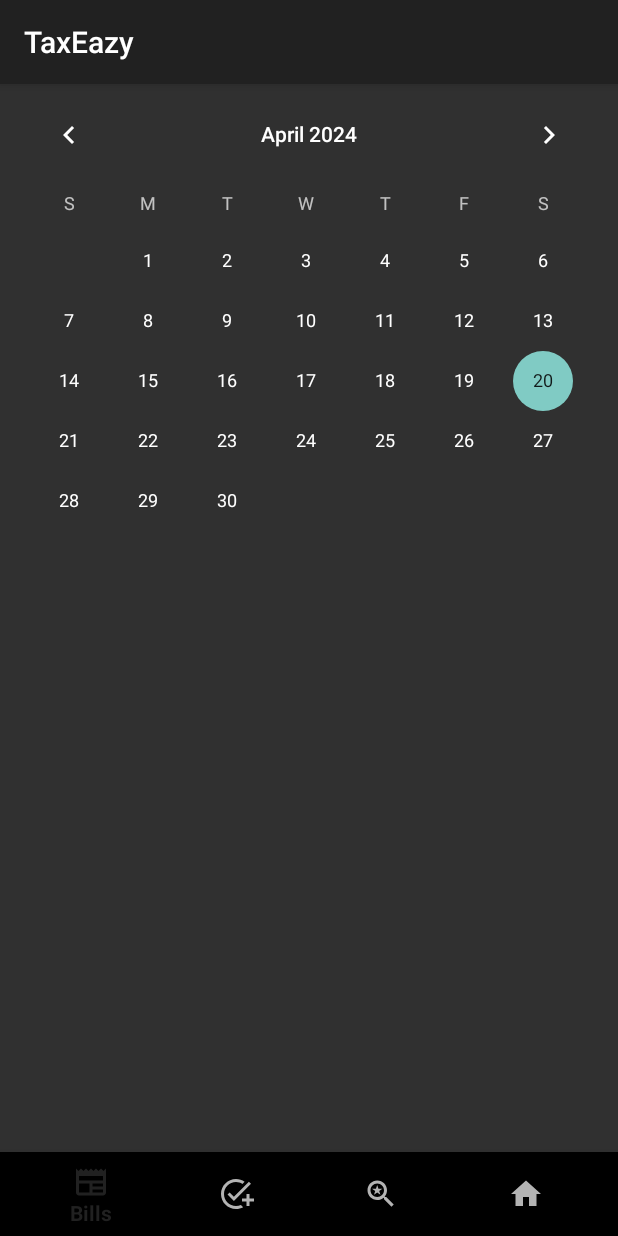
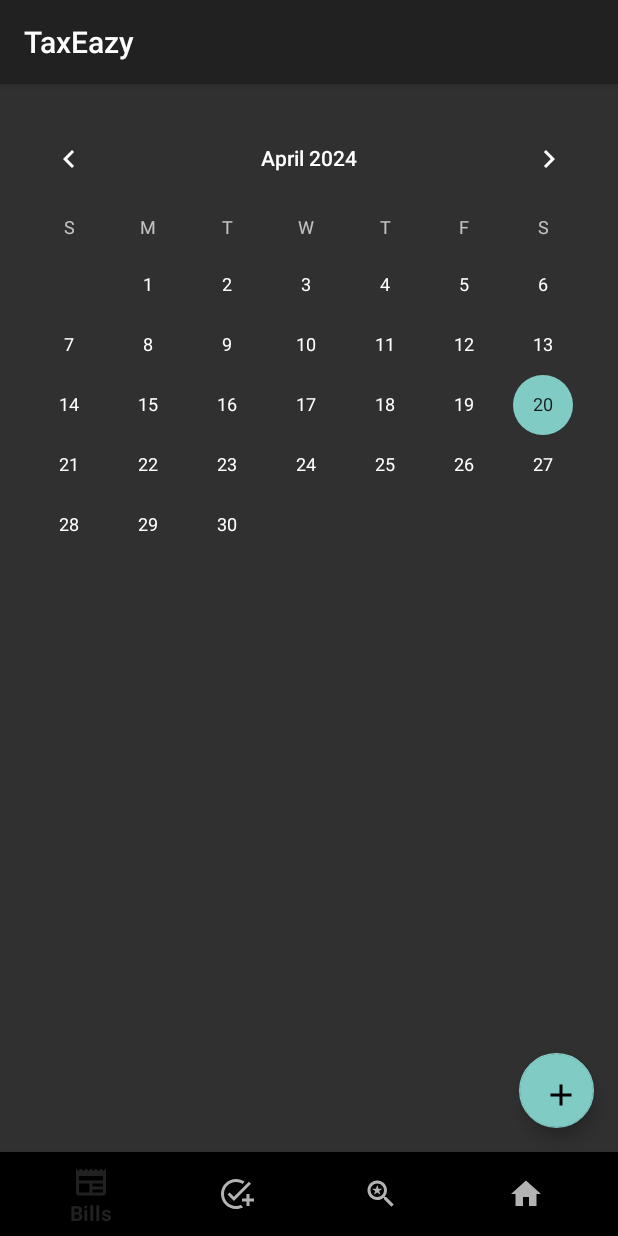
Before and after one commit to NabhanshuDash/TaxEazy, an Android app built with Jetpack Compose: the fragment SearchFragment placed in its activity, on a phone screen of 412 x 824 dp. Run offline under Robolectric (Android 15) with nearby library versions, the phone set to English and light mode, and no system bars; 1 statement that could not run was skipped.

Commit message:
stable calender

```diff
--- a/app/build.gradle.kts
+++ b/app/build.gradle.kts
@@ -78,6 +78,7 @@ dependencies {
     implementation(libs.firebase.storage.ktx)
     implementation(libs.androidx.activity)
     implementation(libs.androidx.constraintlayout)
+    implementation(libs.firebase.storage)
     testImplementation(libs.junit)
     androidTestImplementation(libs.androidx.junit)
     androidTestImplementation(libs.androidx.espresso.core)
@@ -90,5 +91,10 @@ dependencies {
     implementation("androidx.compose.material3:material3-adaptive-navigation-suite:1.0.0-alpha06")
     implementation ("com.google.android.material:material:1.3.0")
     implementation ("androidx.constraintlayout:constraintlayout:2.0.4")
+    implementation ("com.squareup.picasso:picasso:2.8")
+    implementation ("com.github.dhaval2404:imagepicker:2.1")
+
+
+
 
 }
--- /dev/null
+++ b/app/src/main/res/drawable/baseline_add_24.xml
@@ -0,0 +1,5 @@
+<vector xmlns:android="http://schemas.android.com/apk/res/android" android:height="24dp" android:tint="#000000" android:viewportHeight="24" android:viewportWidth="24" android:width="24dp">
+
+    <path android:fillColor="@android:color/white" android:pathData="M19,13h-6v6h-2v-6H5v-2h6V5h2v6h6v2z"/>
+
+</vector>
--- a/app/src/main/res/layout/fragment_my_bills.xml
+++ b/app/src/main/res/layout/fragment_my_bills.xml
@@ -1,14 +1,41 @@
-<RelativeLayout xmlns:android="http://schemas.android.com/apk/res/android"
-    xmlns:tools="http://schemas.android.com/tools"
+<androidx.constraintlayout.widget.ConstraintLayout
+    xmlns:android="http://schemas.android.com/apk/res/android"
+    xmlns:app="http://schemas.android.com/apk/res-auto"
     android:layout_width="match_parent"
-    android:layout_height="match_parent"
-    tools:context=".fragments.MyBillsFragment">
+    android:layout_height="match_parent">
 
+    <!-- CalendarView -->
     <CalendarView
         android:id="@+id/calendarView"
         android:layout_width="match_parent"
-        android:layout_height="wrap_content" />
+        android:layout_height="wrap_content"
+        android:layout_marginTop="16dp"
+        app:layout_constraintTop_toTopOf="parent" />
 
-    <!-- Add other views or widgets as needed -->
+    <!-- RecyclerView -->
+    <androidx.recyclerview.widget.RecyclerView
+        android:id="@+id/recyclerView"
+        android:layout_width="0dp"
+        android:layout_height="0dp"
+        android:layout_marginStart="16dp"
+        android:layout_marginTop="16dp"
+        android:layout_marginEnd="16dp"
+        android:layout_marginBottom="16dp"
+        app:layoutManager="androidx.recyclerview.widget.LinearLayoutManager"
+        app:layout_constraintBottom_toBottomOf="parent"
+        app:layout_constraintEnd_toEndOf="parent"
+        app:layout_constraintStart_toStartOf="parent"
+        app:layout_constraintTop_toBottomOf="@+id/calendarView" />
 
-</RelativeLayout>
+    <!-- FloatingActionButton -->
+    <com.google.android.material.floatingactionbutton.FloatingActionButton
+        android:id="@+id/fabAddImage"
+        android:layout_width="50dp"
+        android:layout_height="50dp"
+        android:layout_margin="16dp"
+        android:src="@drawable/baseline_add_24"
+        android:contentDescription="+"
+        app:layout_constraintBottom_toBottomOf="parent"
+        app:layout_constraintEnd_toEndOf="parent" />
+
+</androidx.constraintlayout.widget.ConstraintLayout>
--- a/build.gradle.kts
+++ b/build.gradle.kts
@@ -1,6 +1,7 @@
 buildscript {
     dependencies {
         classpath(libs.google.services)
+
     }
 }
 // Top-level build file where you can add configuration options common to all sub-projects/modules.
--- a/gradle/libs.versions.toml
+++ b/gradle/libs.versions.toml
@@ -23,6 +23,7 @@ firebaseStorageKtx = "20.3.0"
 lifecycleViewmodelCompose = "2.7.0"
 activity = "1.8.0"
 constraintlayout = "2.1.4"
+firebaseStorage = "20.3.0"
 
 [libraries]
 androidx-core-ktx = { group = "androidx.core", name = "core-ktx", version.ref = "coreKtx" }
@@ -54,6 +55,7 @@ firebase-storage-ktx = { group = "com.google.firebase", name = "firebase-storage
 androidx-activity = { group = "androidx.activity", name = "activity", version.ref = "activity" }
 androidx-constraintlayout = { group = "androidx.constraintlayout", name = "constraintlayout", version.ref = "constraintlayout" }
 material-v150 = { module = "com.google.android.material:material", version.ref = "materialVersion" }
+firebase-storage = { group = "com.google.firebase", name = "firebase-storage", version.ref = "firebaseStorage" }
 
 [plugins]
 androidApplication = { id = "com.android.application", version.ref = "agp" }
--- a/settings.gradle.kts
+++ b/settings.gradle.kts
@@ -16,6 +16,7 @@ dependencyResolutionManagement {
     repositories {
         google()
         mavenCentral()
+        maven { url = uri("https://www.jitpack.io" ) }
     }
 }
 
```
Also changed, not shown: app/src/main/java/com/example/taxeazy/adapters/ImageAdapter.kt (added, +31 -0 lines), app/src/main/java/com/example/taxeazy/fragments/MyBillsFragment.kt (+79 -10 lines), app/src/main/res/layout/item_image.xml (added, +15 -0 lines).
